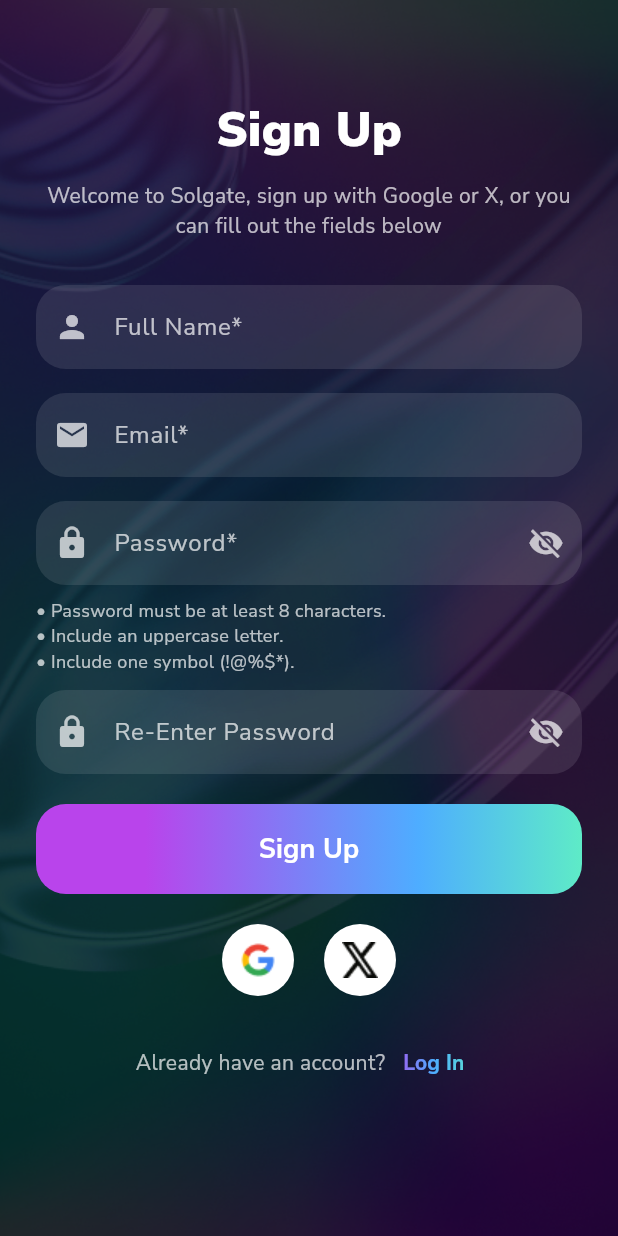
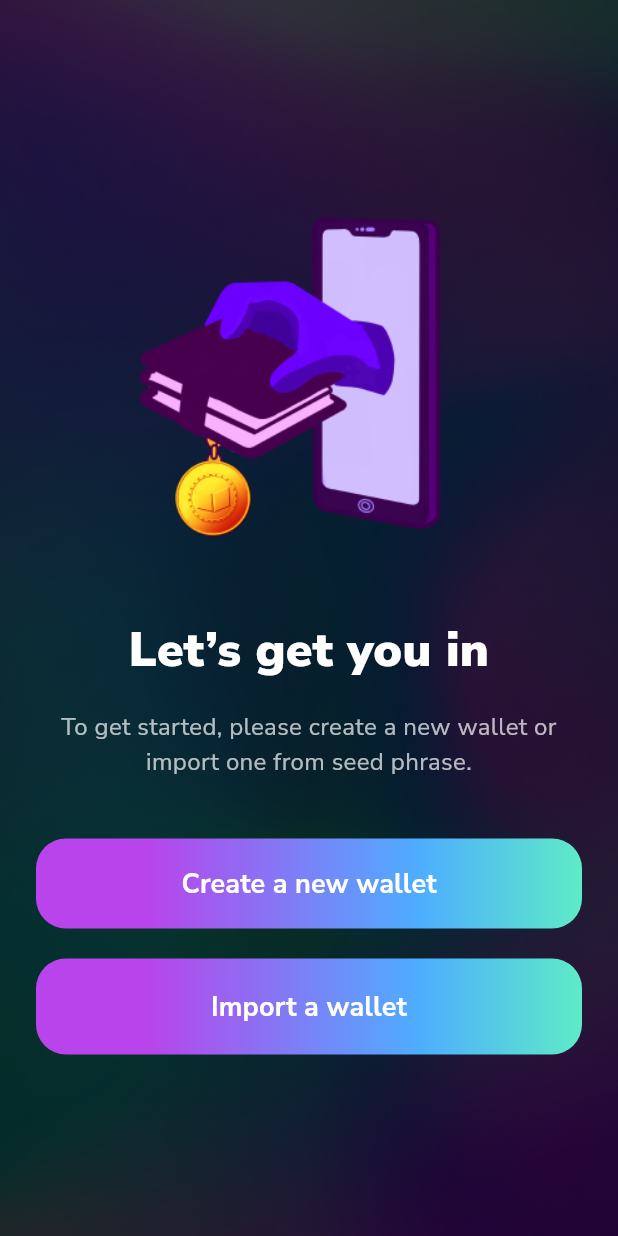
Before and after one commit to PixelDat/Solgate-mobile-app, a Flutter app: the screen it shows after launch, on a phone screen of 412 x 824 dp. Run offline on Flutter 3.47's test engine with Material 3 defaults, Android fonts, the phone set to English and light mode, and no system bars; our stand-ins replace cloud_firestore, firebase_auth, firebase_core, flutter_dotenv, google_sign_in; missing offline and left inert: twitter_login; accounts and stored records are empty.

Commit message:
create_or_import_wallet page development

```diff
--- a/lib/main.dart
+++ b/lib/main.dart
@@ -1,6 +1,7 @@
 import 'package:flutter/material.dart';
 import 'package:firebase_core/firebase_core.dart';
 import 'package:flutter_dotenv/flutter_dotenv.dart';
+import 'package:tongate/pages/create_or_import_wallet.dart';
 import './pages/SplashScreen.dart';
 import './pages/onboarding.dart';
 import './pages/Signup.dart';
@@ -18,9 +19,11 @@ class MyApp extends StatelessWidget {
     return MaterialApp(
       initialRoute: '/',
       routes: {
-        '/': (context) => SignUpPage(),
+        '/': (context) => CreateOrImportWalletPage(),
+        '/splashscreen': (context) => SplashScreen(),
         '/onboarding': (context) => OnboardingFlow(),
         '/signup': (context) => SignUpPage(),
+        '/createorimportwalletpage': (context) => CreateOrImportWalletPage(),
       },
       theme: ThemeData(
         fontFamily: 'Nunito_Sans',
--- a/lib/pages/Signup.dart
+++ b/lib/pages/Signup.dart
@@ -105,7 +105,7 @@ class _SignUpPageState extends State<SignUpPage> {
         await _createUserRecord(uid: user.uid, email: user.email, fullName: user.displayName);
 
         // Navigate to onboarding or home page
-        Navigator.pushReplacementNamed(context, '/onboarding');
+        Navigator.pushReplacementNamed(context, '/createorimportwalletpage');
       } else {
         throw Exception('User is null after Google Sign In');
       }
--- /dev/null
+++ b/lib/pages/create_or_import_wallet.dart
@@ -0,0 +1,85 @@
+import 'package:flutter/material.dart';
+import 'package:tongate/widgets/GradientButton.dart'; // Add this import
+import 'package:tongate/widgets/GradientBorderButton.dart'; // Add this import
+
+class CreateOrImportWalletPage extends StatelessWidget {
+  @override
+  Widget build(BuildContext context) {
+    return Scaffold(
+      body: Stack(
+        children: [
+          // Main background color
+          Container(
+            decoration: const BoxDecoration(
+              color: Color.fromARGB(255, 0, 0, 0),
+            ),
+          ),
+          // Glow background
+          Positioned.fill(
+            child: Opacity(
+              opacity: 0.6,
+              child: Image.asset(
+                'assets/images/glow_background_1.png',
+                fit: BoxFit.cover,
+              ),
+            ),
+          ),
+          // Top-left background image
+
+          // Bottom-right background image
+
+          // Content
+          SafeArea(
+            child: Padding(
+              padding: EdgeInsets.symmetric(horizontal: 24.0),
+              child: Column(
+                mainAxisAlignment: MainAxisAlignment.center,
+                children: [
+                  // Center image
+                  Image.asset(
+                    'assets/images/getIn.png', // Replace with your actual image path
+                    width: 250,
+                    height: 250,
+                  ),
+                  SizedBox(height: 40),
+                  Text(
+                    'Let’s get you in',
+                    style: TextStyle(
+                      color: Colors.white,
+                      fontSize: 32,
+                      fontWeight: FontWeight.w900,
+                    ),
+                    textAlign: TextAlign.center,
+                  ),
+                  SizedBox(height: 16),
+                  Text(
+                    'To get started, please create a new wallet or import one from seed phrase.',
+                    style: TextStyle(
+                      color: Colors.white70,
+                      fontSize: 16,
+                    ),
+                    textAlign: TextAlign.center,
+                  ),
+                  SizedBox(height: 40),
+                  GradientButton(
+                    text: 'Create a new wallet',
+                    onPressed: () {
+                      // TODO: Implement create wallet functionality
+                    },
+                  ),
+                  SizedBox(height: 20),
+                  GradientBorderButton(
+                    text: 'Import a wallet',
+                    onPressed: () {
+                      // TODO: Implement import wallet functionality
+                    },
+                  ),
+                ],
+              ),
+            ),
+          ),
+        ],
+      ),
+    );
+  }
+}
--- /dev/null
+++ b/lib/widgets/GradientBorderButton.dart
@@ -0,0 +1,62 @@
+import 'package:flutter/material.dart';
+
+class GradientBorderButton extends StatelessWidget {
+  final String text;
+  final VoidCallback onPressed;
+
+  const GradientBorderButton({
+    Key? key,
+    required this.text,
+    required this.onPressed,
+  }) : super(key: key);
+
+  @override
+  Widget build(BuildContext context) {
+    return Container(
+      decoration: BoxDecoration(
+        gradient: LinearGradient(
+          colors: [
+            Color.fromARGB(255, 185, 68, 235),
+            Color(0xFF4EADFF),
+            Color(0xFF5EEBC7),
+          ],
+          stops: [0.2, 0.7, 1.0],
+          begin: Alignment.centerLeft,
+          end: Alignment.centerRight,
+        ),
+        borderRadius: BorderRadius.circular(20), // Updated border radius
+      ),
+      child: Container(
+        margin: EdgeInsets.all(2), // Creates the border effect
+        decoration: BoxDecoration(
+          color: Colors.transparent, // Transparent body
+          borderRadius: BorderRadius.circular(18), // Adjusted to match outer radius minus margin
+        ),
+        child: ElevatedButton(
+          onPressed: onPressed,
+          style: ElevatedButton.styleFrom(
+            backgroundColor: Colors.transparent, // Transparent button background
+            foregroundColor: Colors.white, // White text color
+            elevation: 0,
+            padding: EdgeInsets.symmetric(vertical: 16),
+            minimumSize: Size(double.infinity, 60),
+            shape: RoundedRectangleBorder(
+              borderRadius: BorderRadius.circular(18), // Match inner container radius
+            ),
+          ),
+          child: Center(
+            child: Text(
+              text,
+              style: TextStyle(
+                fontSize: 18,
+                fontWeight: FontWeight.bold,
+                color: Colors.white, // Ensures text is white
+              ),
+              textAlign: TextAlign.center, // Centers the text
+            ),
+          ),
+        ),
+      ),
+    );
+  }
+}
--- /dev/null
+++ b/lib/widgets/GradientButton.dart
@@ -0,0 +1,52 @@
+import 'package:flutter/material.dart';
+
+class GradientButton extends StatelessWidget {
+  final String text;
+  final VoidCallback onPressed;
+
+  const GradientButton({
+    Key? key,
+    required this.text,
+    required this.onPressed,
+  }) : super(key: key);
+
+  @override
+  Widget build(BuildContext context) {
+    return Container(
+      decoration: BoxDecoration(
+        gradient: LinearGradient(
+          colors: [
+            Color.fromARGB(255, 185, 68, 235),
+            Color(0xFF4EADFF),
+            Color(0xFF5EEBC7),
+          ],
+          stops: [0.2, 0.7, 1.0],
+          begin: Alignment.centerLeft,
+          end: Alignment.centerRight,
+        ),
+        borderRadius: BorderRadius.circular(20),
+      ),
+      child: ElevatedButton(
+        child: Text(
+          text,
+          style: TextStyle(
+            fontSize: 18,
+            fontWeight: FontWeight.bold,
+            color: Colors.white,
+          ),
+        ),
+        onPressed: onPressed,
+        style: ElevatedButton.styleFrom(
+          backgroundColor: Colors.transparent,
+          foregroundColor: Colors.white,
+          elevation: 0,
+          padding: EdgeInsets.symmetric(vertical: 16),
+          minimumSize: Size(double.infinity, 60),
+          shape: RoundedRectangleBorder(
+            borderRadius: BorderRadius.circular(20),
+          ),
+        ),
+      ),
+    );
+  }
+}
--- a/pubspec.yaml
+++ b/pubspec.yaml
@@ -100,6 +100,7 @@ flutter:
     - assets/images/background_top_left.png
     - assets/images/background_bottom_right.png
     - assets/images/glow_background_1.png
+    - assets/images/getIn.png
     - .env
   # An image asset can refer to one or more resolution-specific "variants", see
   # An image asset can refer to one or more resolution-specific "variants", see
```
Also changed, not shown: assets/images/getIn.png (added).
